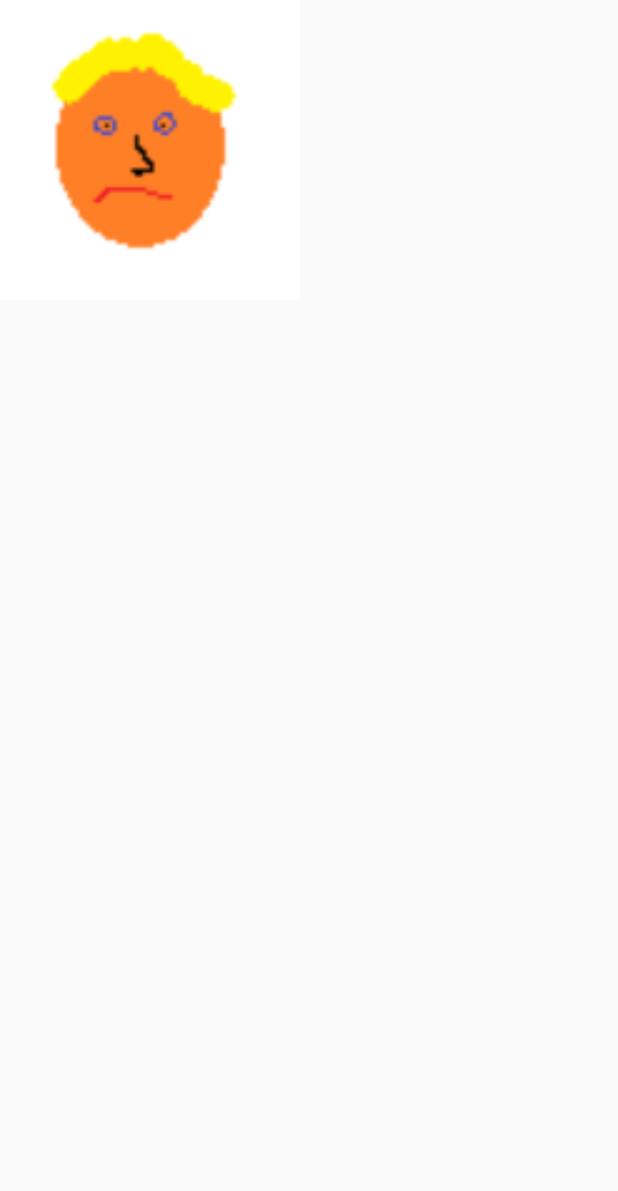
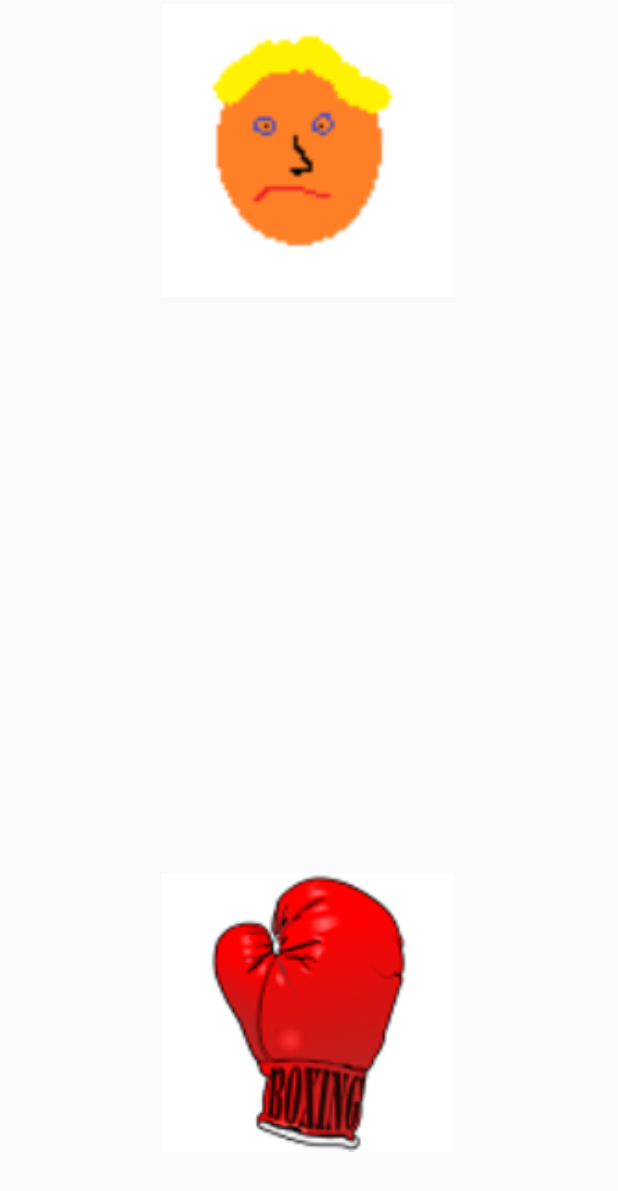
Before and after one commit to AppMiester/PrezPunchByTribal, an Android app: the Punch screen opened directly, with no data from a screen before it, on a phone screen of 412 x 824 dp. Shown: the top 1191 px of the screen. Run offline under Robolectric (Android 15) with nearby library versions, the phone set to English and light mode, and no system bars.

Commit message:
added margin movement on glove in punch class added damage change in imageview added sound effects

```diff
--- a/app/src/main/res/layout/activity_punch.xml
+++ b/app/src/main/res/layout/activity_punch.xml
@@ -9,8 +9,22 @@
 
     <ImageView
         android:id="@+id/victim"
-        android:layout_width="200dp"
+        android:layout_width="195dp"
         android:layout_height="200dp"
-        android:src="@drawable/dump"/>
+        android:layout_centerHorizontal="true"
+
+        android:src="@drawable/dump" />
+
+
+    <ImageView
+        android:id="@+id/glove"
+        android:layout_width="195dp"
+        android:layout_height="218dp"
+        android:layout_alignParentBottom="true"
+        android:layout_centerHorizontal="true"
+        android:layout_marginBottom="40dp"
+        android:src="@drawable/glove1"
+        android:onClick="punch"/>
+
 
 </RelativeLayout>
```
Also changed, not shown: app/src/main/java/tribalway/prezpunchby/com/prezpunchbytribal/Punch.java (+127 -2 lines), app/src/main/res/layout/activity_selection.xml (+9 -9 lines), app/src/main/res/drawable/dump1.png (added), app/src/main/res/drawable/dump2.png (added), app/src/main/res/drawable/dump3.png (added), 4 other files.
